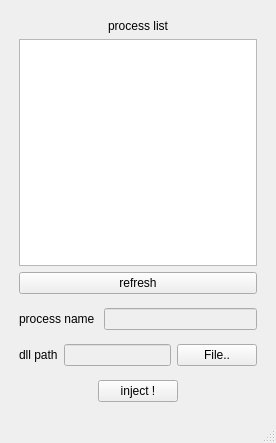
Old version of the form injector/injector.ui in the repository 100dlswjd/injector.
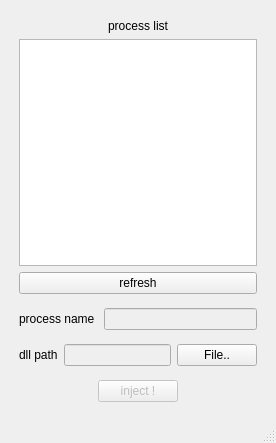
New version of the form.

Commit message: 기본값으로 인젝트 버튼 비활성화

```diff
--- a/injector/injector.ui
+++ b/injector/injector.ui
@@ -148,6 +148,9 @@
         </property>
         <item>
          <widget class="QPushButton" name="pushButton_inject">
+          <property name="enabled">
+           <bool>false</bool>
+          </property>
           <property name="sizePolicy">
            <sizepolicy hsizetype="Fixed" vsizetype="Fixed">
             <horstretch>0</horstretch>
```
